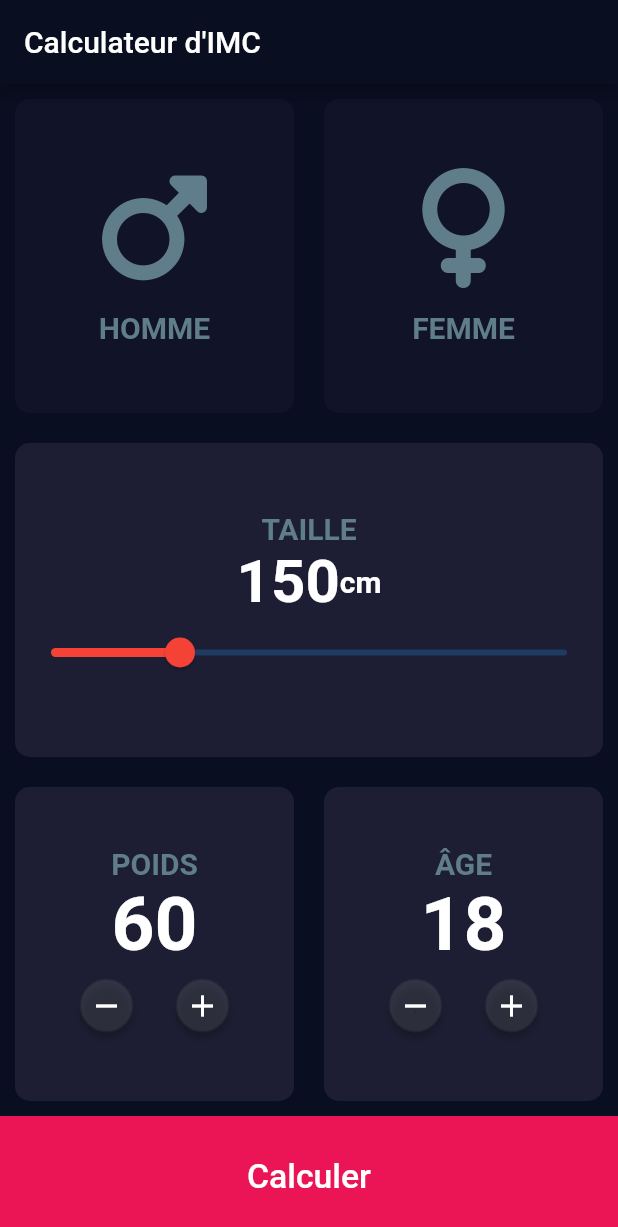
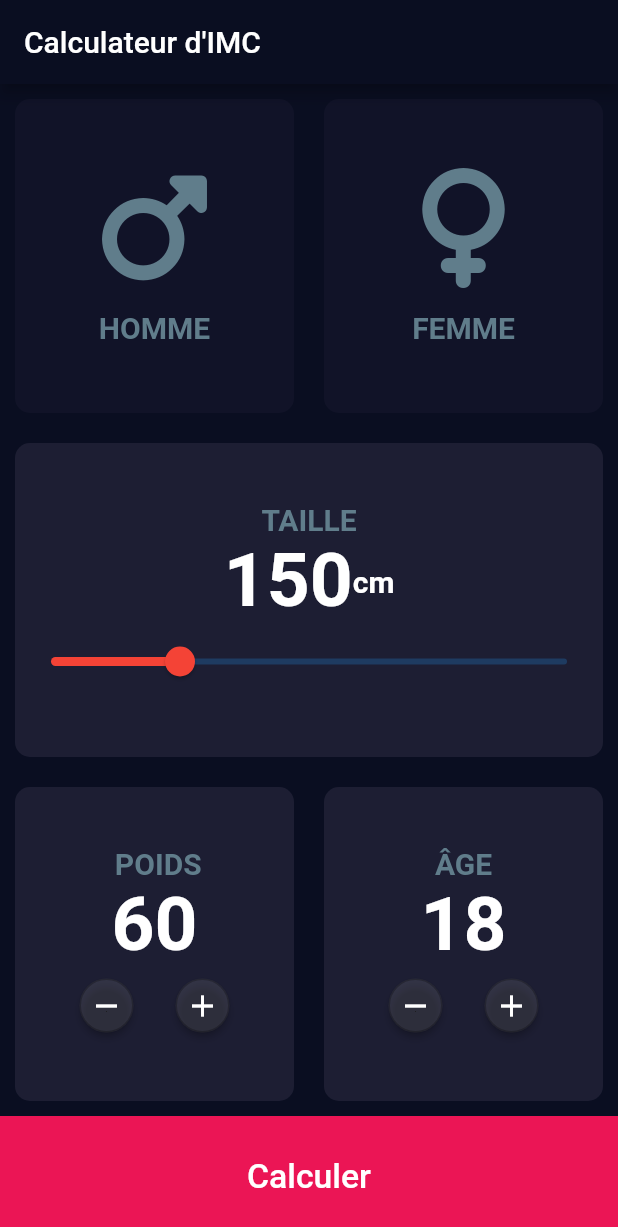
Before and after one commit to ApachaiZ/udemy_bmi_calculator, a Flutter app: the screen it shows after launch, on a phone screen of 412 x 824 dp. Shown: the top 1227 px of the screen. Run offline on Flutter 3.47's test engine with Material 2 defaults, Android fonts, the phone set to English and light mode, and no system bars; our stand-ins replace font_awesome_flutter, rflutter_alert.

Commit message:
add constant textStyle for values

```diff
--- a/lib/constants.dart
+++ b/lib/constants.dart
@@ -6,9 +6,16 @@ const Color bottomButtonColor = Color(0xFFEB1555);
 const Color activeCardColor = Colors.white;
 const Color inactiveCardColor = Colors.blueGrey;
 
+const valueText = TextStyle(
+  color: Colors.white,
+  fontSize: 50,
+  fontWeight: FontWeight.bold,
+);
+
 const labelText = TextStyle(
-    fontWeight: FontWeight.bold,
-    fontSize: 20.0,
-    color: Colors.blueGrey);
+  fontWeight: FontWeight.bold,
+  fontSize: 20.0,
+  color: Colors.blueGrey,
+);
 
 enum Gender { male, female, none }
--- a/lib/widgets/input_page.dart
+++ b/lib/widgets/input_page.dart
@@ -125,8 +125,7 @@ class InputPageState extends State<InputPage> {
                       children: [
                         Text(
                           "${height.toInt()}",
-                          style: const TextStyle(
-                              fontSize: 40.0, fontWeight: FontWeight.bold),
+                          style: valueText,
                         ),
                         const Text(
                           "cm",
--- a/lib/widgets/weight_age_card.dart
+++ b/lib/widgets/weight_age_card.dart
@@ -24,15 +24,12 @@ class WeightAgeCardState extends State<WeightAgeCard> {
       mainAxisAlignment: MainAxisAlignment.center,
       children: [
         Text(
-          widget.type ? "POIDS" : "ÂGE",
+          widget.type ? " POIDS" : "ÂGE",
           style: labelText,
         ),
         Text(
           "${widget.value}",
-          style: const TextStyle(
-            fontSize: 50,
-            fontWeight: FontWeight.bold,
-          ),
+          style:valueText,
         ),
         Row(
           mainAxisAlignment: MainAxisAlignment.center,
```
